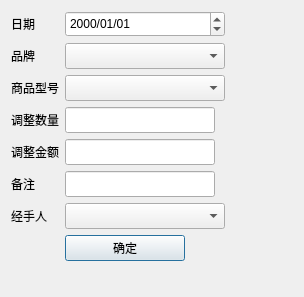
Above: view/stock/ui/ui_stock_calibration_dialog.ui from zgj0607/Py-store before the change. Below: the same form after it.
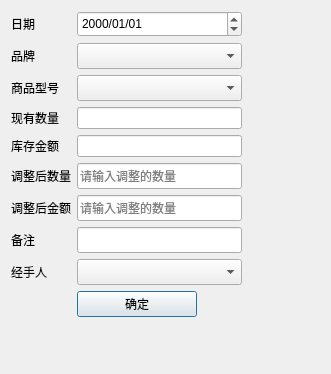
That is the form after the change.

Commit message: 1、完善库存校准 2、完善经营数据分析 3、对接PAD，支持品牌型号和库存的关联 4、优化打印预览的代码

```diff
--- a/view/stock/ui/ui_stock_calibration_dialog.ui
+++ b/view/stock/ui/ui_stock_calibration_dialog.ui
@@ -6,8 +6,8 @@
    <rect>
     <x>0</x>
     <y>0</y>
-    <width>304</width>
-    <height>297</height>
+    <width>331</width>
+    <height>374</height>
    </rect>
   </property>
   <property name="windowTitle">
@@ -16,7 +16,7 @@
   <property name="modal">
    <bool>true</bool>
   </property>
-  <layout class="QHBoxLayout" name="horizontalLayout">
+  <layout class="QVBoxLayout" name="verticalLayout">
    <item>
     <layout class="QFormLayout" name="formLayout">
      <item row="0" column="0">
@@ -26,6 +26,25 @@
        </property>
       </widget>
      </item>
+     <item row="0" column="1">
+      <widget class="QDateEdit" name="calibration_date">
+       <property name="minimumSize">
+        <size>
+         <width>165</width>
+         <height>26</height>
+        </size>
+       </property>
+       <property name="maximumSize">
+        <size>
+         <width>165</width>
+         <height>26</height>
+        </size>
+       </property>
+       <property name="displayFormat">
+        <string>yyyy/MM/dd</string>
+       </property>
+      </widget>
+     </item>
      <item row="1" column="0">
       <widget class="QLabel" name="label">
        <property name="text">
@@ -33,78 +52,19 @@
        </property>
       </widget>
      </item>
-     <item row="3" column="0">
-      <widget class="QLabel" name="label_9">
-       <property name="text">
-        <string>调整数量</string>
-       </property>
-      </widget>
-     </item>
-     <item row="3" column="1">
-      <widget class="QLineEdit" name="toal">
+     <item row="1" column="1">
+      <widget class="QComboBox" name="brand_combo">
        <property name="minimumSize">
         <size>
-         <width>150</width>
+         <width>165</width>
          <height>26</height>
         </size>
        </property>
        <property name="maximumSize">
         <size>
-         <width>150</width>
+         <width>165</width>
          <height>26</height>
         </size>
-       </property>
-       <property name="inputMethodHints">
-        <set>Qt::ImhDigitsOnly|Qt::ImhPreferNumbers</set>
-       </property>
-      </widget>
-     </item>
-     <item row="6" column="0">
-      <widget class="QLabel" name="label_3">
-       <property name="text">
-        <string>经手人</string>
-       </property>
-      </widget>
-     </item>
-     <item row="6" column="1">
-      <widget class="QComboBox" name="staffComb">
-       <property name="minimumSize">
-        <size>
-         <width>150</width>
-         <height>26</height>
-        </size>
-       </property>
-       <property name="maximumSize">
-        <size>
-         <width>160</width>
-         <height>26</height>
-        </size>
-       </property>
-      </widget>
-     </item>
-     <item row="4" column="0">
-      <widget class="QLabel" name="label_5">
-       <property name="text">
-        <string>调整金额</string>
-       </property>
-      </widget>
-     </item>
-     <item row="4" column="1">
-      <widget class="QLineEdit" name="money">
-       <property name="minimumSize">
-        <size>
-         <width>150</width>
-         <height>26</height>
-        </size>
-       </property>
-       <property name="maximumSize">
-        <size>
-         <width>150</width>
-         <height>26</height>
-        </size>
-       </property>
-       <property name="readOnly">
-        <bool>false</bool>
        </property>
       </widget>
      </item>
@@ -115,62 +75,185 @@
        </property>
       </widget>
      </item>
-     <item row="1" column="1">
-      <widget class="QComboBox" name="brand_combo">
-       <property name="minimumSize">
-        <size>
-         <width>150</width>
-         <height>26</height>
-        </size>
-       </property>
-       <property name="maximumSize">
-        <size>
-         <width>160</width>
-         <height>26</height>
-        </size>
-       </property>
-      </widget>
-     </item>
      <item row="2" column="1">
       <widget class="QComboBox" name="model_combo">
        <property name="minimumSize">
         <size>
-         <width>150</width>
+         <width>165</width>
          <height>26</height>
         </size>
        </property>
        <property name="maximumSize">
         <size>
-         <width>160</width>
+         <width>165</width>
          <height>26</height>
         </size>
        </property>
       </widget>
      </item>
+     <item row="3" column="0">
+      <widget class="QLabel" name="label_7">
+       <property name="text">
+        <string>现有数量</string>
+       </property>
+      </widget>
+     </item>
+     <item row="3" column="1">
+      <widget class="QLineEdit" name="balance_in_db">
+       <property name="minimumSize">
+        <size>
+         <width>165</width>
+         <height>0</height>
+        </size>
+       </property>
+       <property name="maximumSize">
+        <size>
+         <width>165</width>
+         <height>16777215</height>
+        </size>
+       </property>
+       <property name="toolTipDuration">
+        <number>-1</number>
+       </property>
+       <property name="readOnly">
+        <bool>true</bool>
+       </property>
+      </widget>
+     </item>
+     <item row="4" column="0">
+      <widget class="QLabel" name="label_8">
+       <property name="text">
+        <string>库存金额</string>
+       </property>
+      </widget>
+     </item>
+     <item row="4" column="1">
+      <widget class="QLineEdit" name="money_in_db">
+       <property name="minimumSize">
+        <size>
+         <width>165</width>
+         <height>0</height>
+        </size>
+       </property>
+       <property name="maximumSize">
+        <size>
+         <width>165</width>
+         <height>16777215</height>
+        </size>
+       </property>
+       <property name="toolTipDuration">
+        <number>-1</number>
+       </property>
+       <property name="readOnly">
+        <bool>true</bool>
+       </property>
+      </widget>
+     </item>
      <item row="5" column="0">
+      <widget class="QLabel" name="label_9">
+       <property name="text">
+        <string>调整后数量</string>
+       </property>
+      </widget>
+     </item>
+     <item row="5" column="1">
+      <widget class="QLineEdit" name="balance_changed">
+       <property name="minimumSize">
+        <size>
+         <width>165</width>
+         <height>26</height>
+        </size>
+       </property>
+       <property name="maximumSize">
+        <size>
+         <width>165</width>
+         <height>26</height>
+        </size>
+       </property>
+       <property name="inputMethodHints">
+        <set>Qt::ImhDigitsOnly|Qt::ImhPreferNumbers</set>
+       </property>
+       <property name="placeholderText">
+        <string>请输入调整的数量</string>
+       </property>
+      </widget>
+     </item>
+     <item row="6" column="0">
+      <widget class="QLabel" name="label_5">
+       <property name="text">
+        <string>调整后金额</string>
+       </property>
+      </widget>
+     </item>
+     <item row="6" column="1">
+      <widget class="QLineEdit" name="money_changed">
+       <property name="minimumSize">
+        <size>
+         <width>165</width>
+         <height>26</height>
+        </size>
+       </property>
+       <property name="maximumSize">
+        <size>
+         <width>165</width>
+         <height>26</height>
+        </size>
+       </property>
+       <property name="readOnly">
+        <bool>false</bool>
+       </property>
+       <property name="placeholderText">
+        <string>请输入调整的数量</string>
+       </property>
+      </widget>
+     </item>
+     <item row="7" column="0">
       <widget class="QLabel" name="label_4">
        <property name="text">
         <string>备注</string>
        </property>
       </widget>
      </item>
-     <item row="5" column="1">
-      <widget class="QLineEdit" name="notes">
-       <property name="minimumSize">
-        <size>
-         <width>150</width>
-         <height>26</height>
-        </size>
-       </property>
-       <property name="maximumSize">
-        <size>
-         <width>150</width>
-         <height>26</height>
-        </size>
-       </property>
-      </widget>
-     </item>
      <item row="7" column="1">
+      <widget class="QLineEdit" name="notes">
+       <property name="minimumSize">
+        <size>
+         <width>165</width>
+         <height>26</height>
+        </size>
+       </property>
+       <property name="maximumSize">
+        <size>
+         <width>165</width>
+         <height>26</height>
+        </size>
+       </property>
+      </widget>
+     </item>
+     <item row="8" column="0">
+      <widget class="QLabel" name="label_3">
+       <property name="text">
+        <string>经手人</string>
+       </property>
+      </widget>
+     </item>
+     <item row="8" column="1">
+      <widget class="QComboBox" name="staffComb">
+       <property name="minimumSize">
+        <size>
+         <width>165</width>
+         <height>26</height>
+        </size>
+       </property>
+       <property name="maximumSize">
+        <size>
+         <width>165</width>
+         <height>26</height>
+        </size>
+       </property>
+      </widget>
+     </item>
+     <item row="9" column="1">
       <widget class="QPushButton" name="addButton">
        <property name="minimumSize">
         <size>
@@ -204,25 +287,6 @@
        </property>
       </widget>
      </item>
-     <item row="0" column="1">
-      <widget class="QDateEdit" name="dateEdit">
-       <property name="minimumSize">
-        <size>
-         <width>150</width>
-         <height>26</height>
-        </size>
-       </property>
-       <property name="maximumSize">
-        <size>
-         <width>160</width>
-         <height>26</height>
-        </size>
-       </property>
-       <property name="displayFormat">
-        <string>yyyy/MM/dd</string>
-       </property>
-      </widget>
-     </item>
     </layout>
    </item>
   </layout>
```
Left out of the diff: 11 changed lines with no effect on the pictures. The commit also changes 77 other files.
